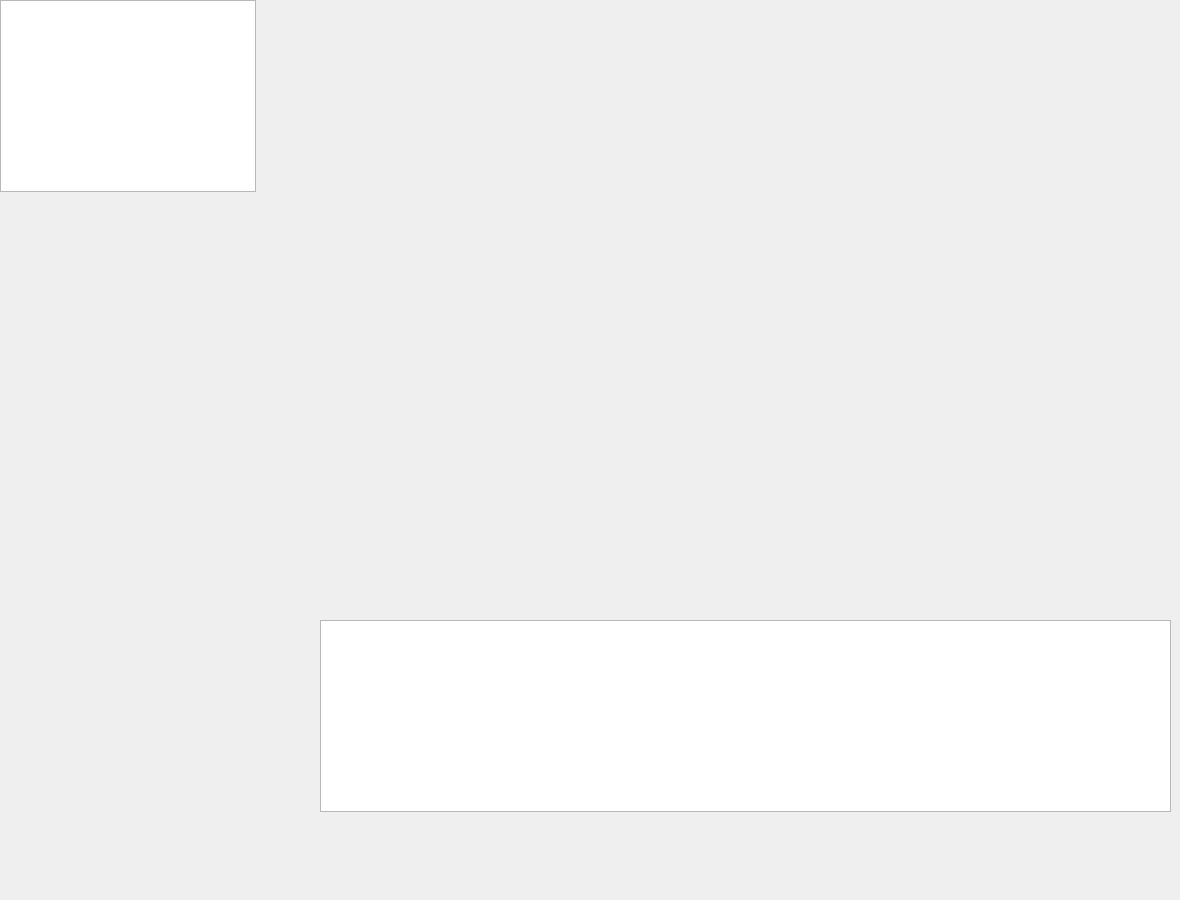
Above: cpp/8H82600/form_safety.ui from huayunfly/goiot before the change. Below: the same form after it.
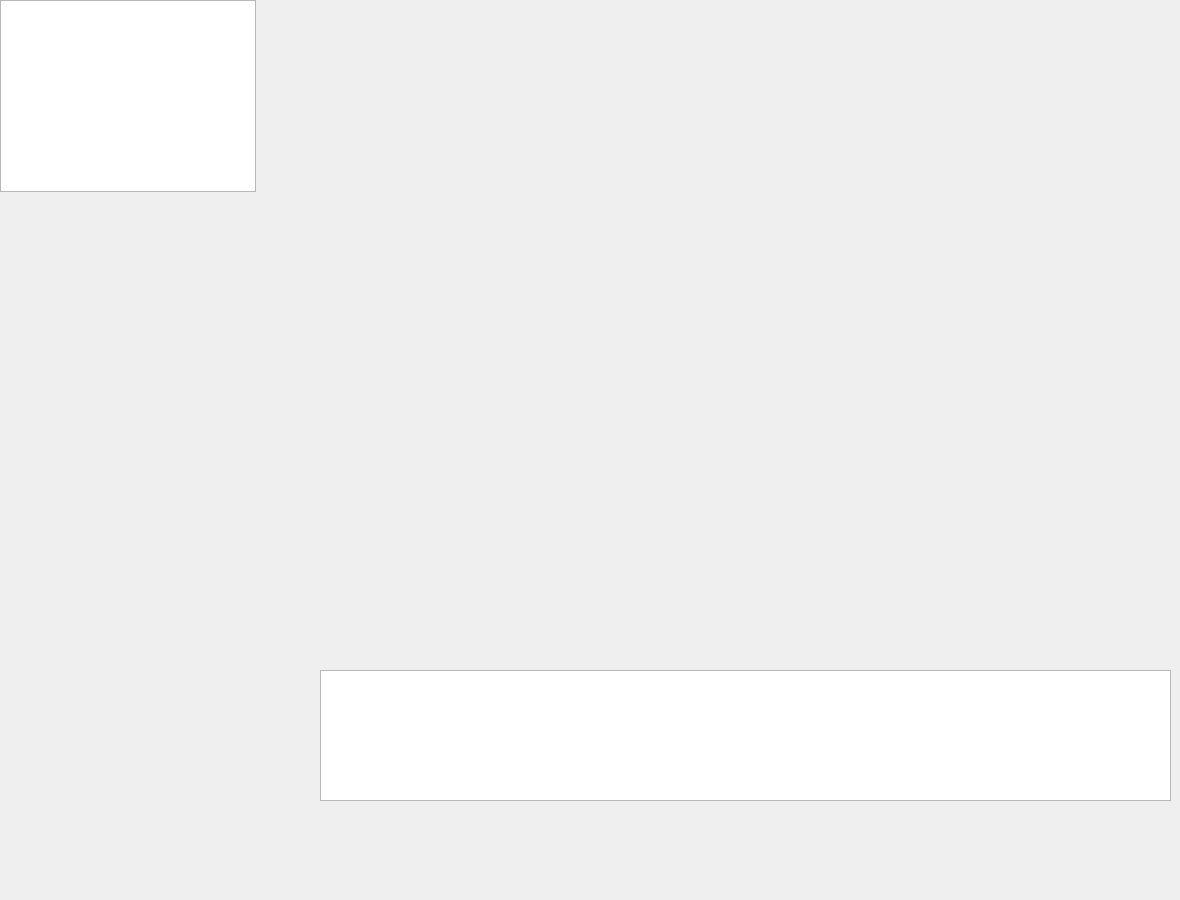
That is the form after the change.

Commit message: Add plc.1.di1_4...7 alarm signals in form_safety.

What changed in the file:
```diff
--- a/cpp/8H82600/form_safety.ui
+++ b/cpp/8H82600/form_safety.ui
@@ -29,7 +29,7 @@
      <x>320</x>
      <y>0</y>
      <width>851</width>
-     <height>611</height>
+     <height>661</height>
     </rect>
    </property>
    <layout class="QVBoxLayout" name="verticalLayoutAlarmView"/>
@@ -38,9 +38,9 @@
    <property name="geometry">
     <rect>
      <x>320</x>
-     <y>620</y>
+     <y>670</y>
      <width>851</width>
-     <height>192</height>
+     <height>131</height>
     </rect>
    </property>
   </widget>
```
The commit also changes 2 other files.
